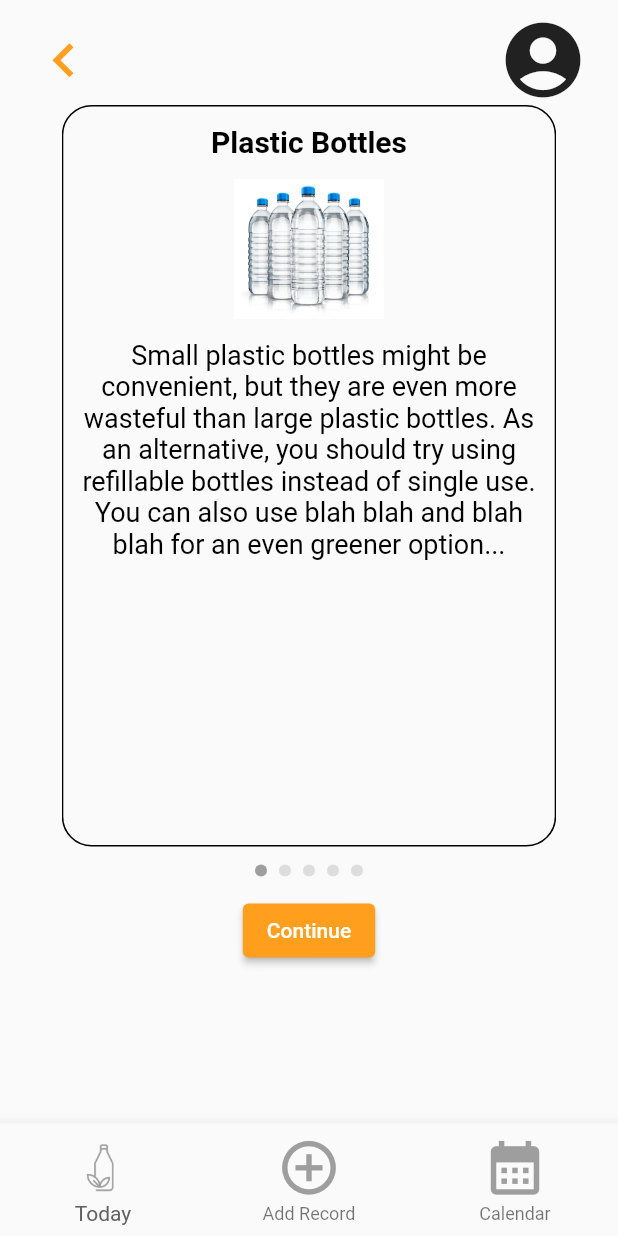
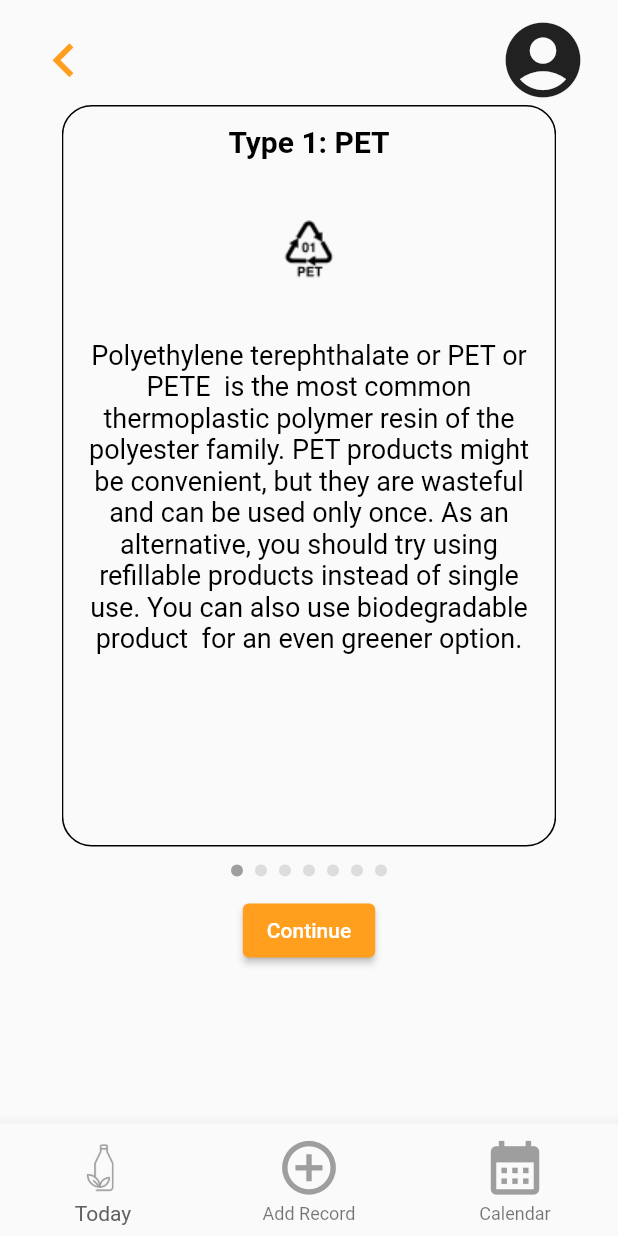
Before and after one commit to suisuiss/Plastic-Recorder, a Flutter app: the Recommend screen opened by its route, on a phone screen of 412 x 824 dp. Run offline on Flutter 3.47's test engine with Material 2 defaults, Android fonts, the phone set to English and light mode, and no system bars; drawn by our look-alikes of page_view_indicators; our stand-ins replace charts_flutter, cloud_firestore, firebase_auth, firebase_core, flutter_image_slideshow and 1 more; missing offline and left inert: dart:ffi, dart_date; accounts and stored records are empty.

Commit message:
[UPDATE] replaced recommend placeholder with info

```diff
--- a/plastic_recorder/lib/recommend.dart
+++ b/plastic_recorder/lib/recommend.dart
@@ -35,37 +35,41 @@ class _RecommendState extends State<Recommend> {
 
     final controller = PageController(initialPage: 0);
 
-    var bottlesCard = RecommendCard(
-        'Plastic Bottles',
-        'assets/bottles.png',
-        'Small plastic bottles might be convenient, but they are even more wasteful than large plastic bottles. As an alternative, you should try using refillable bottles instead of single use. You can also use blah blah and blah blah for an even greener option...',
-        UniqueKey());
-
     List<Widget> totalCards = <Widget>[
       RecommendCard(
-          'Plastic Bottles',
-          'assets/bottles.png',
-          'Small plastic bottles might be convenient, but they are even more wasteful than large plastic bottles. As an alternative, you should try using refillable bottles instead of single use. You can also use blah blah and blah blah for an even greener option...',
+          'Type 1: PET',
+          'assets/im1.png',
+          'Polyethylene terephthalate or PET or PETE  is the most common thermoplastic polymer resin of the polyester family. PET products might be convenient, but they are wasteful and can be used only once. As an alternative, you should try using refillable products instead of single use. You can also use biodegradable product  for an even greener option.',
           UniqueKey()),
       RecommendCard(
-          'Plastic Bottles',
-          'assets/bottles.png',
-          'Small plastic bottles might be convenient, but they are even more wasteful than large plastic bottles. As an alternative, you should try using refillable bottles instead of single use. You can also use blah blah and blah blah for an even greener option...',
+          'Type 2: PE-HD',
+          'assets/im2.png',
+          'High-density polyethylene or PE-HD or HDPE is a thermoplastic polymer produced from the monomer ethylene. his plastic can be easily reused and recycled up to 10 times. You can reuse it as refillable products.',
           UniqueKey()),
       RecommendCard(
-          'Plastic Bottles',
-          'assets/bottles.png',
-          'Small plastic bottles might be convenient, but they are even more wasteful than large plastic bottles. As an alternative, you should try using refillable bottles instead of single use. You can also use blah blah and blah blah for an even greener option...',
+          'Type 3: PVC',
+          'assets/im3.png',
+          'Polyvinyl chloride or PVC is the world\'s third-most widely produced synthetic polymer of plastic. It is one of the least recyclable plastics due to the variety of additives in the material. However, there are many alternatives to PVC. For example, RIVERCYCLON is 100% recyclable. RIVERCYCLON® is made with a single, non-toxic polymer, derived from the most commonly recycled plastic worldwide with reasonable prices.',
           UniqueKey()),
       RecommendCard(
-          'Plastic Bottles',
-          'assets/bottles.png',
-          'Small plastic bottles might be convenient, but they are even more wasteful than large plastic bottles. As an alternative, you should try using refillable bottles instead of single use. You can also use blah blah and blah blah for an even greener option...',
+          'Type 4: PE-LD',
+          'assets/im4.png',
+          'Low-density polyethylene or PE-LD or LDPE is a thermoplastic made from the monomer ethylene. A very small amount is recyclable. You can reuse PE-LD products a few times.',
           UniqueKey()),
       RecommendCard(
-          'Plastic Bottles',
-          'assets/bottles.png',
-          'Small plastic bottles might be convenient, but they are even more wasteful than large plastic bottles. As an alternative, you should try using refillable bottles instead of single use. You can also use blah blah and blah blah for an even greener option...',
+          'Type 5: PP',
+          'assets/im5.png',
+          'Polypropylene or PP is a thermoplastic polymer used in a wide variety of applications. It is produced via chain-growth polymerization from the monomer propylene. Anyhow, The Californian-based company Cereplast claims its biopropylene resin is an industry first and could replace traditional PP in the vast majority of applications.',
+          UniqueKey()),
+      RecommendCard(
+          'Type 6: PS',
+          'assets/im6.png',
+          'Polystyrene or PS s a synthetic aromatic hydrocarbon polymer made from the monomer known as styrene. Polystyrene is a lightweight plastic that is cheap to produce. It can be made into a solid material or foam. Most PS products can be used only once. Polystyrene can be recycled but it is not widely accepted everywhere, as a smaller number of factories accept it. You can use biodegradable products or products that are reusable.',
+          UniqueKey()),
+      RecommendCard(
+          'Type 7: O/OTHER',
+          'assets/im7.png',
+          'OTHER or O is other plastics, such as acrylic, nylon, polycarbonate, and polylactic acid (a bioplastic also known as PLA), and multilayer combinations of different plastics. Number 7 plastics are not typically recycled as they\'re mostly specialty produced in limited volumes. It is suggested that these items are not reused unless labeled with “PLA” (aka Polylactic acid). This means the product is compostable and should not be placed in the recycling bin.',
           UniqueKey()),
     ];
 
```
